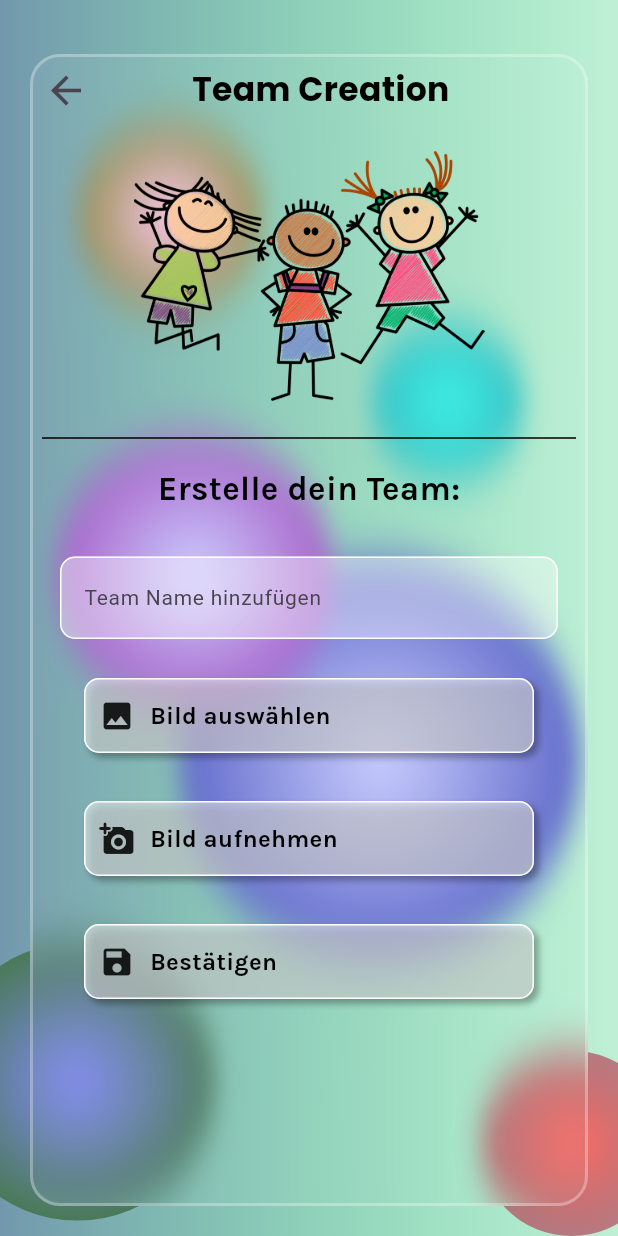
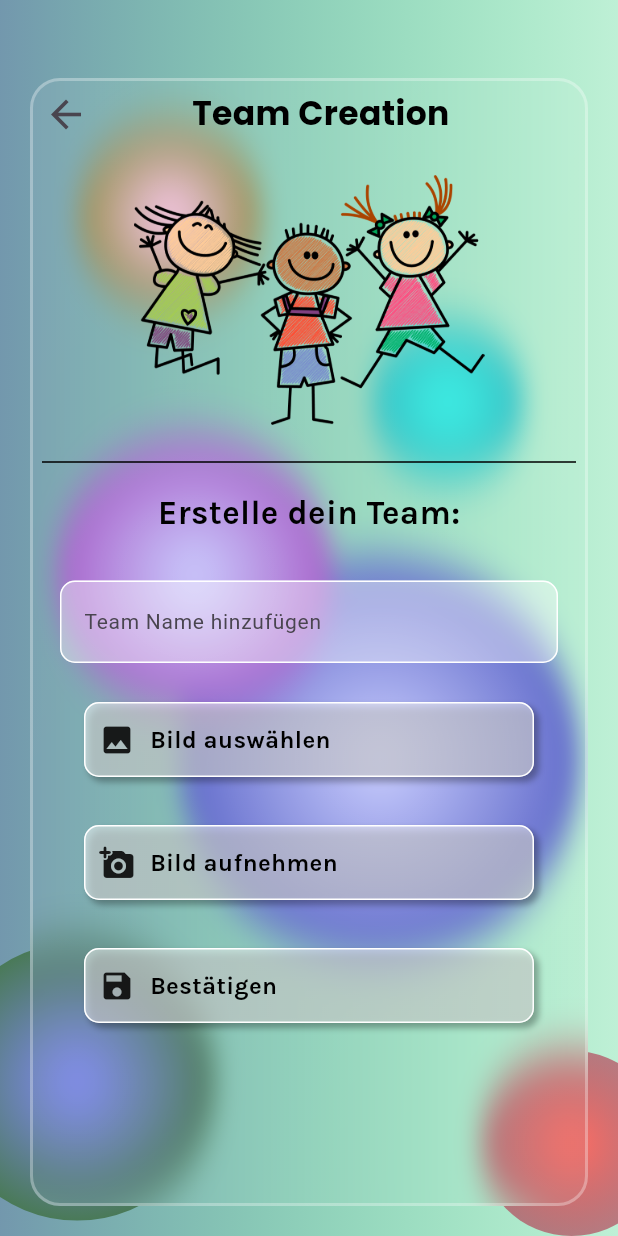
Before and after one commit to mfranky78/FamilyBoard, a Flutter app: the TeamCreation screen opened by its route, on a phone screen of 412 x 824 dp. Run offline on Flutter 3.47's test engine with Material 3 defaults, Android fonts, the phone set to English and light mode, and no system bars; drawn by our look-alikes of glassmorphism; our stand-ins replace animated_splash_screen, cloud_firestore, equatable, firebase_auth, firebase_core, firebase_storage and 7 more; missing offline and left inert: flutter_simple_calculator, onboarding; accounts and stored records are empty.

Commit message:
change padding

```diff
--- a/lib/team/team_creation.dart
+++ b/lib/team/team_creation.dart
@@ -72,7 +72,7 @@ class _TeamCreationState extends State<TeamCreation> {
         children: [
           BackgroundScreen(
             Padding(
-              padding: const EdgeInsets.fromLTRB(0,16,0,0),
+              padding: const EdgeInsets.fromLTRB(0,32,0,0),
               child: ContainerGlassFlex(
                 child: Column(
                   children: [
--- a/lib/team/team_member_page.dart
+++ b/lib/team/team_member_page.dart
@@ -60,7 +60,7 @@ class _TeamMemberPageState extends State<TeamMemberPage> {
     return Scaffold(
       body: BackgroundScreen(
         Padding(
-          padding: const EdgeInsets.fromLTRB(0, 16, 0, 0),
+          padding: const EdgeInsets.fromLTRB(0, 32, 0, 0),
           child: ContainerGlassFlex(
             child: Column(
               children: [
```
